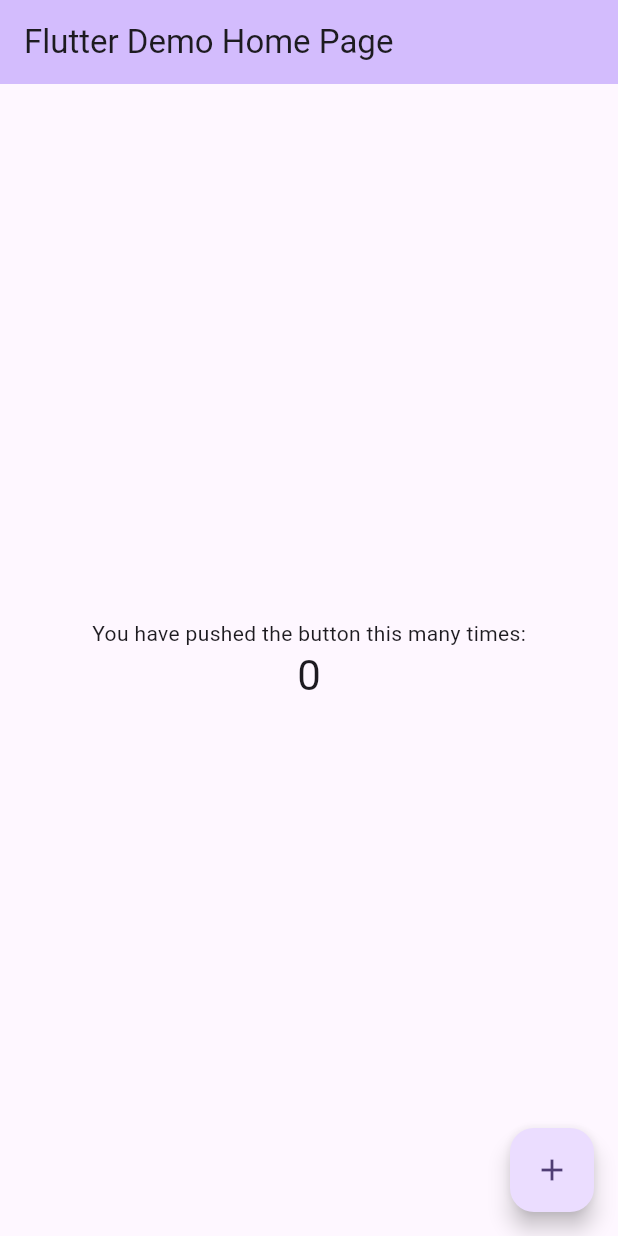
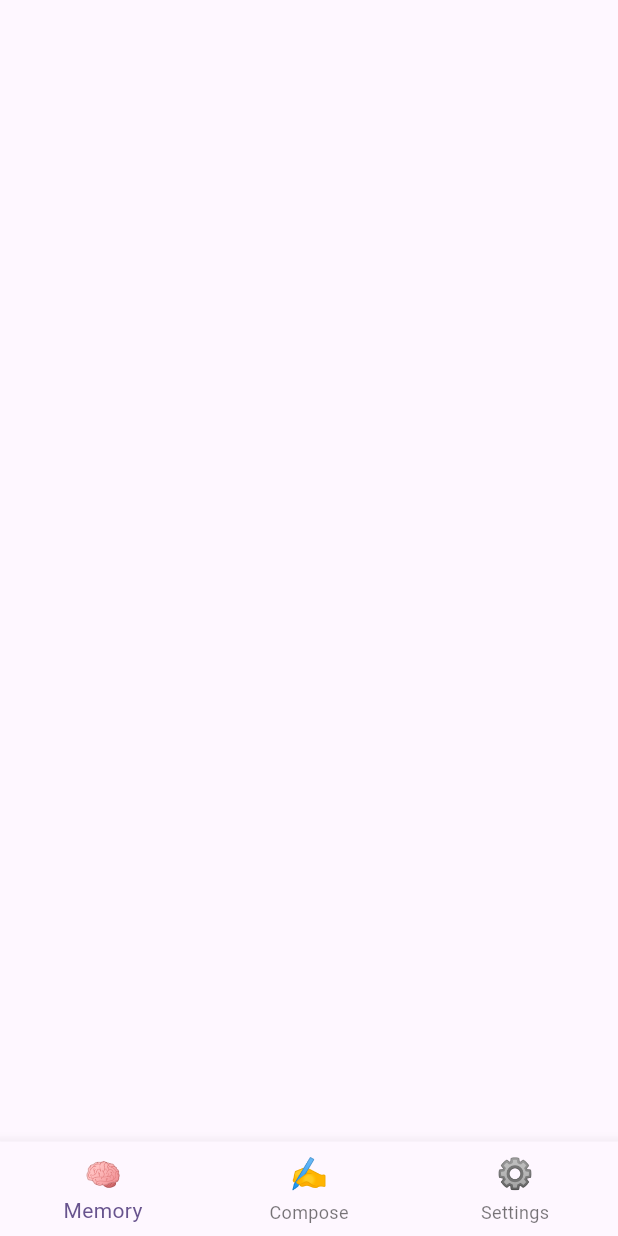
Before and after one commit to manjunjiangclara-cmyk/my_flutter_app, a Flutter app: the screen it shows after launch, on a phone screen of 412 x 824 dp. Run offline on Flutter 3.47's test engine with Material 3 defaults, Android fonts, the phone set to English and light mode, and no system bars; our stand-ins replace dartz, sqflite; accounts and stored records are empty.

```diff
--- a/lib/main.dart
+++ b/lib/main.dart
@@ -1,4 +1,7 @@
 import 'package:flutter/material.dart';
+import 'package:my_flutter_app/screens/compose_screen.dart';
+import 'package:my_flutter_app/screens/memory_screen.dart';
+import 'package:my_flutter_app/screens/settings_screen.dart';
 
 void main() {
   runApp(const MyApp());
@@ -54,18 +57,13 @@ class MyHomePage extends StatefulWidget {
 }
 
 class _MyHomePageState extends State<MyHomePage> {
-  int _counter = 0;
+  int _selectedIndex = 0;
 
-  void _incrementCounter() {
-    setState(() {
-      // This call to setState tells the Flutter framework that something has
-      // changed in this State, which causes it to rerun the build method below
-      // so that the display can reflect the updated values. If we changed
-      // _counter without calling setState(), then the build method would not be
-      // called again, and so nothing would appear to happen.
-      _counter++;
-    });
-  }
+  static const List<Widget> _pages = <Widget>[
+    MemoryScreen(),
+    ComposeScreen(),
+    SettingsScreen(),
+  ];
 
   @override
   Widget build(BuildContext context) {
@@ -76,47 +74,30 @@ class _MyHomePageState extends State<MyHomePage> {
     // fast, so that you can just rebuild anything that needs updating rather
     // than having to individually change instances of widgets.
     return Scaffold(
-      appBar: AppBar(
-        // TRY THIS: Try changing the color here to a specific color (to
-        // Colors.amber, perhaps?) and trigger a hot reload to see the AppBar
-        // change color while the other colors stay the same.
-        backgroundColor: Theme.of(context).colorScheme.inversePrimary,
-        // Here we take the value from the MyHomePage object that was created by
-        // the App.build method, and use it to set our appbar title.
-        title: Text(widget.title),
+      body: _pages[_selectedIndex],
+      bottomNavigationBar: BottomNavigationBar(
+        currentIndex: _selectedIndex,
+        onTap: (int index) {
+          setState(() {
+            _selectedIndex = index;
+          });
+        },
+        items: const <BottomNavigationBarItem>[
+          BottomNavigationBarItem(
+            icon: Text('🧠', style: TextStyle(fontSize: 20)),
+            label: 'Memory',
+          ),
+          BottomNavigationBarItem(
+            icon: Text('✍️', style: TextStyle(fontSize: 20)),
+            label: 'Compose',
+          ),
+          BottomNavigationBarItem(
+            icon: Text('⚙️', style: TextStyle(fontSize: 20)),
+            label: 'Settings',
+          ),
+        ],
+        type: BottomNavigationBarType.fixed,
       ),
-      body: Center(
-        // Center is a layout widget. It takes a single child and positions it
-        // in the middle of the parent.
-        child: Column(
-          // Column is also a layout widget. It takes a list of children and
-          // arranges them vertically. By default, it sizes itself to fit its
-          // children horizontally, and tries to be as tall as its parent.
-          //
-          // Column has various properties to control how it sizes itself and
-          // how it positions its children. Here we use mainAxisAlignment to
-          // center the children vertically; the main axis here is the vertical
-          // axis because Columns are vertical (the cross axis would be
-          // horizontal).
-          //
-          // TRY THIS: Invoke "debug painting" (choose the "Toggle Debug Paint"
-          // action in the IDE, or press "p" in the console), to see the
-          // wireframe for each widget.
-          mainAxisAlignment: MainAxisAlignment.center,
-          children: <Widget>[
-            const Text('You have pushed the button this many times:'),
-            Text(
-              '$_counter',
-              style: Theme.of(context).textTheme.headlineMedium,
-            ),
-          ],
-        ),
-      ),
-      floatingActionButton: FloatingActionButton(
-        onPressed: _incrementCounter,
-        tooltip: 'Increment',
-        child: const Icon(Icons.add),
-      ), // This trailing comma makes auto-formatting nicer for build methods.
     );
   }
 }
```
Also changed, not shown: lib/screens/compose_screen.dart (added, +10 -0 lines), lib/screens/memory_screen.dart (added, +10 -0 lines), lib/screens/settings_screen.dart (added, +10 -0 lines).
